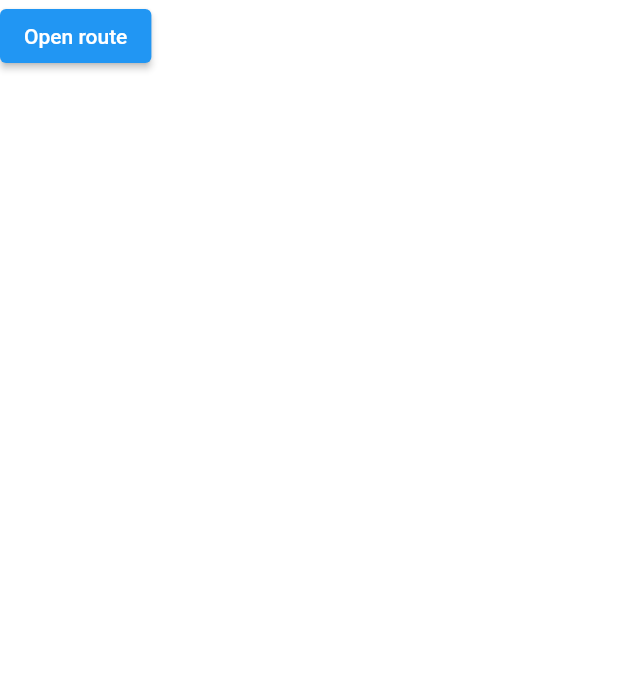
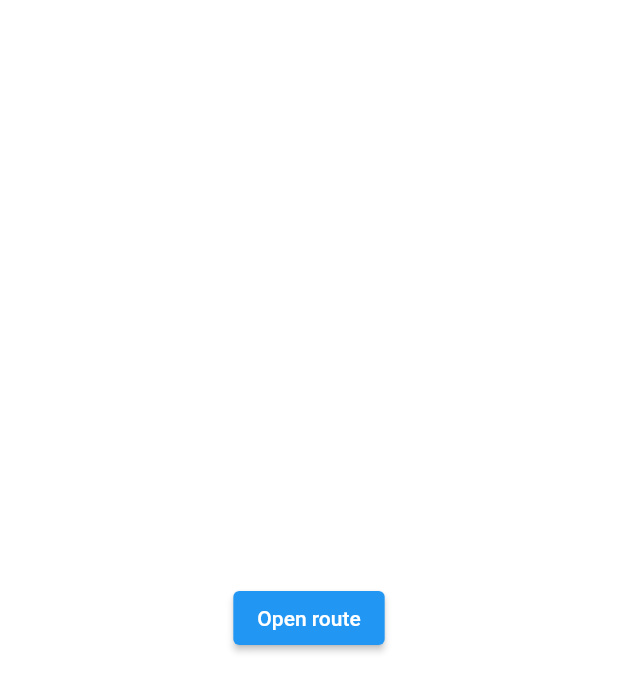
Before and after one commit to CSC4330/Borreaux, a Flutter app: the screen it shows after launch, on a phone screen of 412 x 824 dp. Shown: the top 692 px of the screen. Run offline on Flutter 3.47's test engine with Material 2 defaults, Android fonts, the phone set to English and light mode, and no system bars.

Commit message:
Centered Login page button

```diff
--- a/borreauxapp/lib/screens/login_page.dart
+++ b/borreauxapp/lib/screens/login_page.dart
@@ -19,7 +19,10 @@ class _LoginPageState extends State<LoginPage> {
             decoration: BoxDecoration(
               color: const Color(0xFFFFFFFF),
             ),
-          ),
+            child: Column(
+              mainAxisAlignment: MainAxisAlignment.center,
+              crossAxisAlignment: CrossAxisAlignment.center,
+              children: <Widget>[
                 ElevatedButton(
                   child: Text('Open route'),
                   onPressed: () {
@@ -28,6 +31,9 @@ class _LoginPageState extends State<LoginPage> {
                       MaterialPageRoute(builder: (context) => SecondRoute()),
                     );
                   },
+                ),
+              ],
+            ),
           ),
           //Image.asset('assets/images/4330logo3.png'),
         ],
```
Lines whose indentation alone changed are shown as unchanged.
